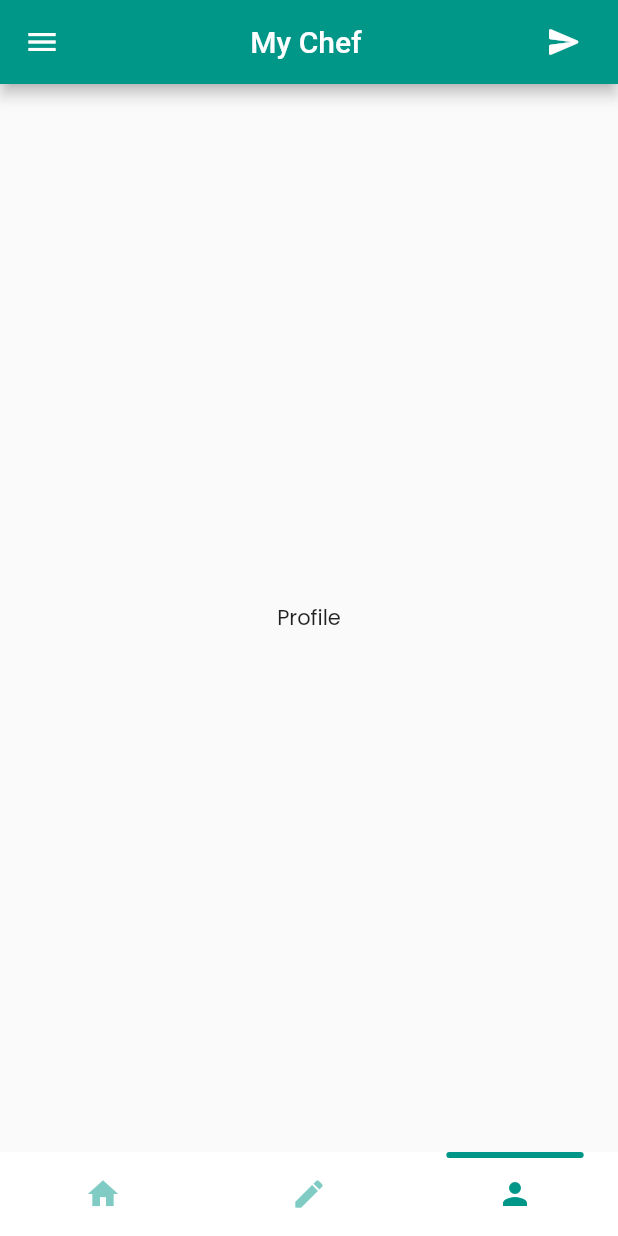
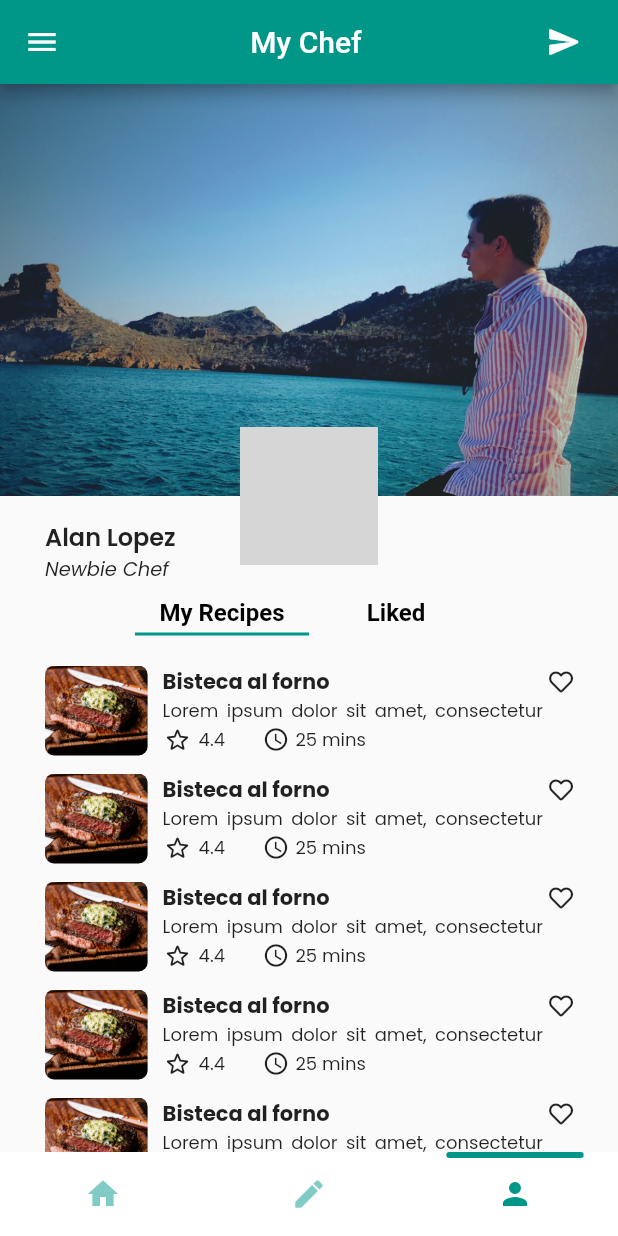
Before and after one commit to AlanLopezC/my_chef, a Flutter app: the screen it shows after launch, item 3 of the bottom bar chosen, on a phone screen of 412 x 824 dp. Run offline on Flutter 3.47's test engine with Material 2 defaults, Android fonts, the light colour scheme and no system bars; drawn by our look-alikes of flutter_snake_navigationbar; our stand-ins replace font_awesome_flutter, google_fonts; missing offline and left inert: container_tab_indicator; grey boxes are pictures that could not be loaded.

Commit message:
Profile ui

```diff
--- /dev/null
+++ b/lib/components/middle_nav_bar.dart
@@ -0,0 +1,68 @@
+import 'package:container_tab_indicator/container_tab_indicator.dart';
+import 'package:flutter/material.dart';
+import 'package:my_chef/components/middle_nav_bar_display.dart';
+import 'package:my_chef/models/mid_nav_bar.dart';
+import 'package:provider/provider.dart';
+
+class MiddleNavBar extends StatelessWidget {
+  MiddleNavBar({required this.titles});
+
+  final List<String> titles;
+
+  @override
+  Widget build(BuildContext context) {
+    final MidNavBar midNavBar = Provider.of<MidNavBar>(context);
+
+    return Container(
+      child: Column(
+        children: [
+          Container(
+            margin: EdgeInsets.symmetric(horizontal: 60),
+            child: DefaultTabController(
+              length: 2,
+              child: Column(
+                crossAxisAlignment: CrossAxisAlignment.center,
+                mainAxisAlignment: MainAxisAlignment.center,
+                children: [
+                  TabBar(
+                    onTap: (int newIndex) {
+                      midNavBar.updateIndex(newIndex);
+                    },
+                    labelPadding: EdgeInsets.only(bottom: 4),
+                    tabs: [
+                      Text(
+                        'My Recipes',
+                        style: TextStyle(
+                          fontWeight: FontWeight.w600,
+                          fontSize: 16,
+                          color: Colors.black,
+                        ),
+                      ),
+                      Text(
+                        'Liked',
+                        style: TextStyle(
+                          fontWeight: FontWeight.w600,
+                          fontSize: 16,
+                          color: Colors.black,
+                        ),
+                      ),
+                    ],
+                    indicator: ContainerTabIndicator(
+                      color: Colors.teal,
+                      widthFraction: .8,
+                      height: 20,
+                      radius: BorderRadius.circular(10),
+                      padding: const EdgeInsets.only(top: 16),
+                    ),
+                  ),
+                ],
+              ),
+            ),
+          ),
+          SizedBox(height: 14),
+          MiddleNavBarDisplay(),
+        ],
+      ),
+    );
+  }
+}
--- /dev/null
+++ b/lib/components/middle_nav_bar_display.dart
@@ -0,0 +1,31 @@
+import 'package:flutter/material.dart';
+import 'package:my_chef/components/recipe_tile.dart';
+import 'package:my_chef/models/mid_nav_bar.dart';
+import 'package:provider/provider.dart';
+
+class MiddleNavBarDisplay extends StatelessWidget {
+  @override
+  Widget build(BuildContext context) {
+    final MidNavBar midNavBar = Provider.of<MidNavBar>(context);
+    if (midNavBar.getIndex() == 0) {
+      return Container(
+        child: Column(
+          children: [
+            RecipeTile(),
+            RecipeTile(),
+            RecipeTile(),
+            RecipeTile(),
+            RecipeTile(),
+            RecipeTile(),
+            RecipeTile(),
+            RecipeTile(),
+          ],
+        ),
+      );
+    } else {
+      return Center(
+        child: Text('nothing yet'),
+      );
+    }
+  }
+}
--- a/lib/components/recipe_card.dart
+++ b/lib/components/recipe_card.dart
@@ -13,7 +13,7 @@ class RecipeCard extends StatelessWidget {
   });
 
   final String image;
-  // ! Overflow title
+  // ! Overflow title and author
   final String title;
   final String author;
   final String rating;
--- /dev/null
+++ b/lib/components/recipe_tile.dart
@@ -0,0 +1,99 @@
+import 'package:flutter/material.dart';
+import 'package:font_awesome_flutter/font_awesome_flutter.dart';
+
+class RecipeTile extends StatelessWidget {
+  @override
+  Widget build(BuildContext context) {
+    return Container(
+      padding: EdgeInsets.symmetric(vertical: 6),
+      child: Row(
+        children: [
+          Expanded(
+            child: ClipRRect(
+              borderRadius: BorderRadius.circular(6),
+              child: Image.asset(
+                'assets/images/beef.jpg',
+                width: 60,
+                height: 60,
+                fit: BoxFit.cover,
+              ),
+            ),
+          ),
+          SizedBox(width: 10),
+          Expanded(
+            flex: 4,
+            child: Column(
+              crossAxisAlignment: CrossAxisAlignment.start,
+              children: [
+                Row(
+                  mainAxisAlignment: MainAxisAlignment.spaceBetween,
+                  children: [
+                    Text(
+                      'Bisteca al forno',
+                      style: TextStyle(
+                        fontWeight: FontWeight.bold,
+                      ),
+                    ),
+                    FaIcon(
+                      FontAwesomeIcons.heart,
+                      size: 16,
+                    ),
+                  ],
+                ),
+                Row(
+                  mainAxisAlignment: MainAxisAlignment.spaceBetween,
+                  children: [
+                    Expanded(
+                      child: Text(
+                        // ! More text
+                        'Lorem ipsum dolor sit amet, consectetur adipiscing elit, sed do eiusmod tempor incididunt ut labore et dolore magna aliqua. Ut enim ad minim veniam, quis nostrud exercitation ullamco laboris nisi ut aliquip ex ea commodo consequat.',
+                        style: TextStyle(fontSize: 12),
+                        textAlign: TextAlign.justify,
+                        maxLines: 1,
+                      ),
+                    ),
+                    SizedBox(
+                      width: 20,
+                    ),
+                  ],
+                ),
+                Row(
+                  mainAxisAlignment: MainAxisAlignment.start,
+                  children: <Widget>[
+                    Icon(
+                      Icons.star_border_rounded,
+                      size: 20,
+                    ),
+                    SizedBox(width: 4),
+                    Text(
+                      '4.4',
+                      style: TextStyle(
+                        fontSize: 12,
+                        color: Colors.black87,
+                      ),
+                    ),
+                    SizedBox(width: 25),
+                    Icon(
+                      Icons.watch_later_outlined,
+                      size: 18,
+                    ),
+                    SizedBox(width: 4),
+                    Text(
+                      '25 mins',
+                      style: TextStyle(
+                        fontSize: 12,
+                        color: Colors.black87,
+                      ),
+                    ),
+                  ],
+                ),
+              ],
+            ),
+          )
+        ],
+      ),
+    );
+  }
+}
+
+// Lorem ipsum dolor sit amet, consectetur adipiscing elit, sed do eiusmod tempor incididunt ut labore et dolore magna aliqua. Ut enim ad minim veniam, quis nostrud exercitation ullamco laboris nisi ut aliquip ex ea commodo consequat. Duis aute irure dolor in reprehenderit in voluptate velit esse cillum dolore eu fugiat nulla pariatur.
--- a/lib/main.dart
+++ b/lib/main.dart
@@ -1,5 +1,6 @@
 import 'package:flutter/material.dart';
 import 'package:my_chef/constants.dart';
+import 'package:my_chef/models/mid_nav_bar.dart';
 import 'package:my_chef/models/navigation.dart';
 import 'package:my_chef/screens/home.dart';
 import 'package:google_fonts/google_fonts.dart';
@@ -7,12 +8,15 @@ import 'package:provider/provider.dart';
 
 void main() {
   runApp(
-    // MultiProvider(
-    // providers: [
-    ChangeNotifierProvider(
-      create: (context) => Navigation(),
-      // ),
-      // ],
+    MultiProvider(
+      providers: [
+        ChangeNotifierProvider(
+          create: (context) => Navigation(),
+        ),
+        ChangeNotifierProvider(
+          create: (context) => MidNavBar(),
+        ),
+      ],
       child: MyApp(),
     ),
   );
--- /dev/null
+++ b/lib/models/mid_nav_bar.dart
@@ -0,0 +1,14 @@
+import 'package:flutter/foundation.dart';
+
+class MidNavBar extends ChangeNotifier {
+  int _index = 0;
+
+  int getIndex() {
+    return _index;
+  }
+
+  void updateIndex(int newIndex) {
+    _index = newIndex;
+    notifyListeners();
+  }
+}
--- /dev/null
+++ b/lib/models/recipe.dart
@@ -0,0 +1,20 @@
+class Recipe {
+  Recipe({
+    required this.image,
+    required this.title,
+    required this.description,
+    required this.rating,
+    required this.time,
+  });
+
+  final String image;
+  final String title;
+  final String description;
+  final String rating;
+  final String time;
+  bool _isLiked = false;
+
+  void toggleLike() {
+    _isLiked = !_isLiked;
+  }
+}
--- /dev/null
+++ b/lib/models/recipes.dart
@@ -0,0 +1 @@
+class Recipes {}
--- a/lib/screens/profile_screen.dart
+++ b/lib/screens/profile_screen.dart
@@ -1,12 +1,64 @@
 import 'package:flutter/material.dart';
+import 'package:my_chef/components/middle_nav_bar.dart';
 
 class ProfileScreen extends StatelessWidget {
-  const ProfileScreen({Key? key}) : super(key: key);
   // Use SilverAppBar
+
   @override
   Widget build(BuildContext context) {
-    return Center(
-      child: Text('Profile'),
+    final screenSize = MediaQuery.of(context).size;
+
+    return SingleChildScrollView(
+      child: Container(
+        child: Stack(
+          children: [
+            Column(
+              children: [
+                Image.asset(
+                  'assets/images/profile_back.jpg',
+                  width: double.infinity,
+                  height: screenSize.height / 3,
+                  fit: BoxFit.cover,
+                ),
+                Container(
+                  margin: EdgeInsets.fromLTRB(30, 15, 30, 0),
+                  child: Column(
+                    crossAxisAlignment: CrossAxisAlignment.start,
+                    children: [
+                      Text(
+                        'Alan Lopez',
+                        style: TextStyle(
+                          fontWeight: FontWeight.w600,
+                          fontSize: 16,
+                        ),
+                      ),
+                      Text(
+                        'Newbie Chef',
+                        style: TextStyle(
+                          fontSize: 13,
+                          fontStyle: FontStyle.italic,
+                        ),
+                      ),
+                      SizedBox(height: 10),
+                      MiddleNavBar(titles: []),
+                    ],
+                  ),
+                ),
+              ],
+            ),
+            Positioned(
+              top: screenSize.height / 3 - 46,
+              left: screenSize.width / 2 - 46,
+              child: CircleAvatar(
+                radius: 46,
+                backgroundImage: AssetImage(
+                  'assets/images/profile_pic.jpg',
+                ),
+              ),
+            ),
+          ],
+        ),
+      ),
     );
   }
 }
--- a/pubspec.yaml
+++ b/pubspec.yaml
@@ -32,6 +32,7 @@ dependencies:
   font_awesome_flutter: ^9.1.0
   flutter_snake_navigationbar: ^0.5.0
   provider: ^5.0.0
+  container_tab_indicator: ^0.3.0
 
 dev_dependencies:
   flutter_test:
```
Also changed, not shown: assets/images/profile_back.jpg (added), pubspec.lock.
